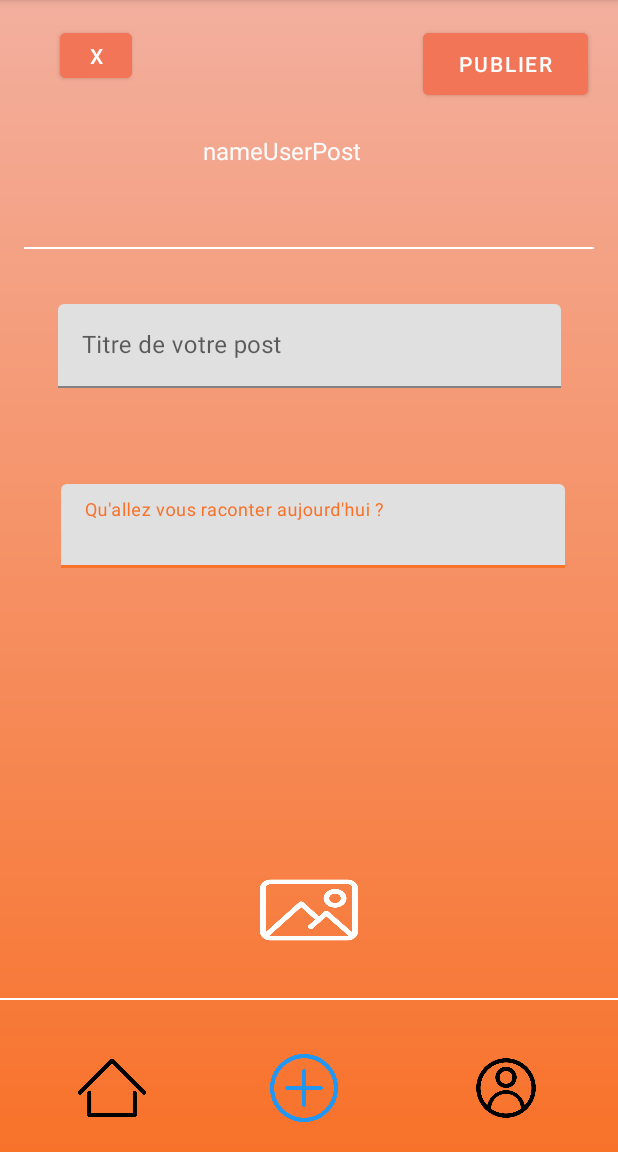
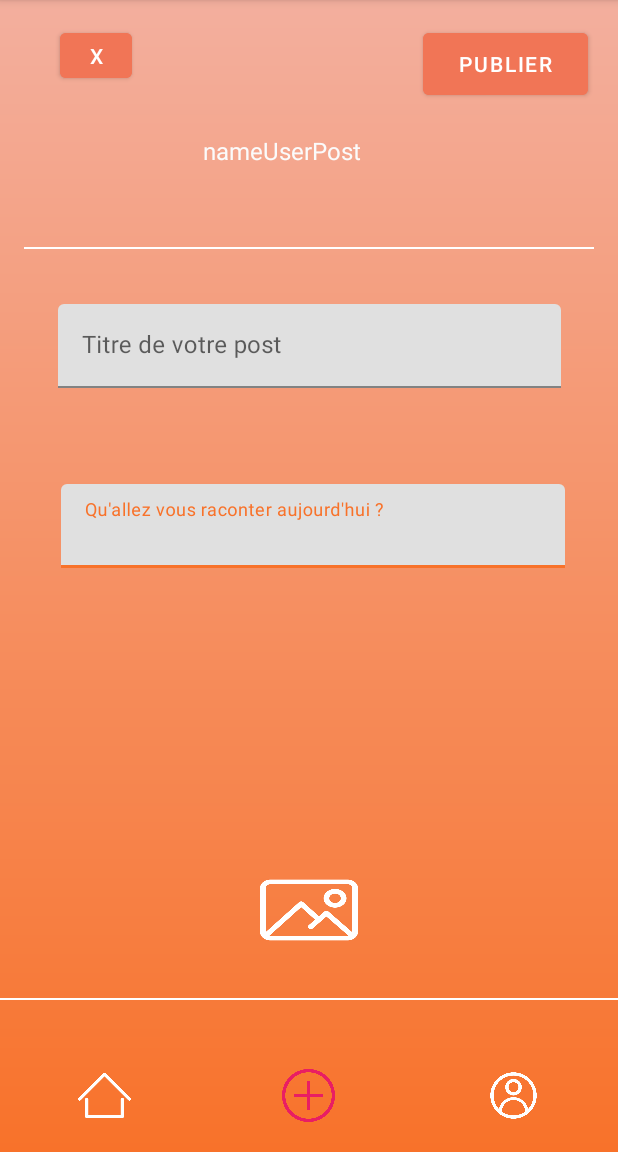
Before and after one commit to Francois238/IsenSocialNetwork, an Android app: the CreatePostActivity screen opened directly, with no data from a screen before it, on a phone screen of 412 x 824 dp, the part 84-1236 px from its top. Run offline under Robolectric (Android 15) with nearby library versions, the phone set to English and light mode, and no system bars; our stand-ins replace Firebase (no records; nobody signed in at launch, a user with empty details on screens opened directly), Picasso.

Commit message:
Barre de navigation v4

```diff
--- a/app/src/main/java/fr/isen/lesnullos/isensocialnetwork/CreatePostActivity.kt
+++ b/app/src/main/java/fr/isen/lesnullos/isensocialnetwork/CreatePostActivity.kt
@@ -53,11 +53,13 @@ class CreatePostActivity : AppCompatActivity() {
         binding.accueil3.setOnClickListener {
             val intent = Intent(this@CreatePostActivity, WallActivity::class.java)
             startActivity(intent)
+            overridePendingTransition(0, 0)
         }
 
         binding.profile3.setOnClickListener {
             val intent = Intent(this@CreatePostActivity, ProfileActivity::class.java)
             startActivity(intent)
+            overridePendingTransition(0, 0)
         }
         storage = FirebaseStorage.getInstance()
         storageReference = storage!!.reference
--- a/app/src/main/java/fr/isen/lesnullos/isensocialnetwork/ProfileActivity.kt
+++ b/app/src/main/java/fr/isen/lesnullos/isensocialnetwork/ProfileActivity.kt
@@ -50,11 +50,13 @@ class ProfileActivity : AppCompatActivity() {
         findViewById<ImageView>(R.id.accueil).setOnClickListener {
             val intent = Intent(this@ProfileActivity, WallActivity::class.java)
             startActivity(intent)
+            overridePendingTransition(0, 0)
         }
 
         findViewById<ImageView>(R.id.post).setOnClickListener {
             val intent = Intent(this@ProfileActivity, CreatePostActivity::class.java)
             startActivity(intent)
+            overridePendingTransition(0, 0)
         }
 
         findViewById<Button>(R.id.editProfile).setOnClickListener {
--- a/app/src/main/java/fr/isen/lesnullos/isensocialnetwork/WallActivity.kt
+++ b/app/src/main/java/fr/isen/lesnullos/isensocialnetwork/WallActivity.kt
@@ -35,10 +35,12 @@ class WallActivity : AppCompatActivity() {
 
         binding.goNewPost.setOnClickListener{
             startActivity(Intent(this@WallActivity, CreatePostActivity::class.java))
+            overridePendingTransition(0, 0)
         }
 
         binding.profile.setOnClickListener {
             startActivity(Intent(this@WallActivity, ProfileActivity::class.java))
+            overridePendingTransition(0, 0)
         }
 
         Firebase.database.getReference("post").addValueEventListener(object :
--- a/app/src/main/res/layout/activity_create_post.xml
+++ b/app/src/main/res/layout/activity_create_post.xml
@@ -10,31 +10,33 @@
 
     <ImageView
         android:id="@+id/accueil3"
-        android:layout_width="45dp"
-        android:layout_height="45dp"
+        android:layout_width="35dp"
+        android:layout_height="35dp"
         android:layout_marginStart="52dp"
         android:layout_marginBottom="20dp"
+        app:tint="#FEFEFE"
         app:layout_constraintBottom_toBottomOf="parent"
         app:layout_constraintStart_toStartOf="parent"
         app:srcCompat="@drawable/accueil" />
 
     <ImageView
         android:id="@+id/newPost3"
-        android:layout_width="45dp"
-        android:layout_height="45dp"
-        android:layout_marginStart="180dp"
+        android:layout_width="35dp"
+        android:layout_height="35dp"
+        android:layout_marginStart="188dp"
         android:layout_marginBottom="20dp"
-        app:tint="#2196F3"
         app:layout_constraintBottom_toBottomOf="parent"
         app:layout_constraintStart_toStartOf="parent"
-        app:srcCompat="@drawable/plus" />
+        app:srcCompat="@drawable/plus"
+        app:tint="#E91E63" />
 
     <ImageView
         android:id="@+id/profile3"
-        android:layout_width="45dp"
-        android:layout_height="45dp"
+        android:layout_width="35dp"
+        android:layout_height="35dp"
         android:layout_marginEnd="52dp"
         android:layout_marginBottom="20dp"
+        app:tint="#FEFEFE"
         app:layout_constraintBottom_toBottomOf="parent"
         app:layout_constraintEnd_toEndOf="parent"
         app:srcCompat="@drawable/profile" />
```
Also changed, not shown: app/src/main/res/layout/activity_profile.xml (+11 -9 lines), app/src/main/res/layout/activity_wall.xml (+11 -9 lines).
